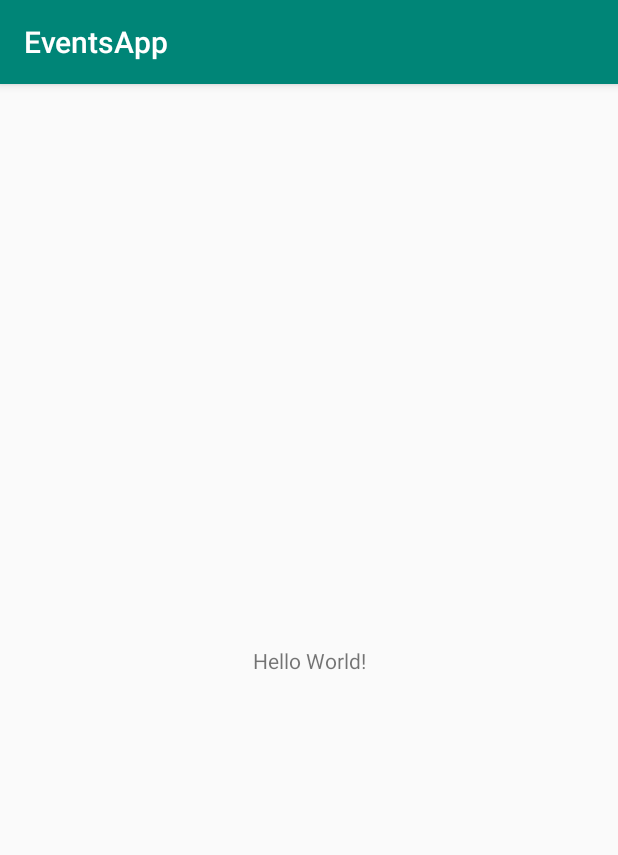
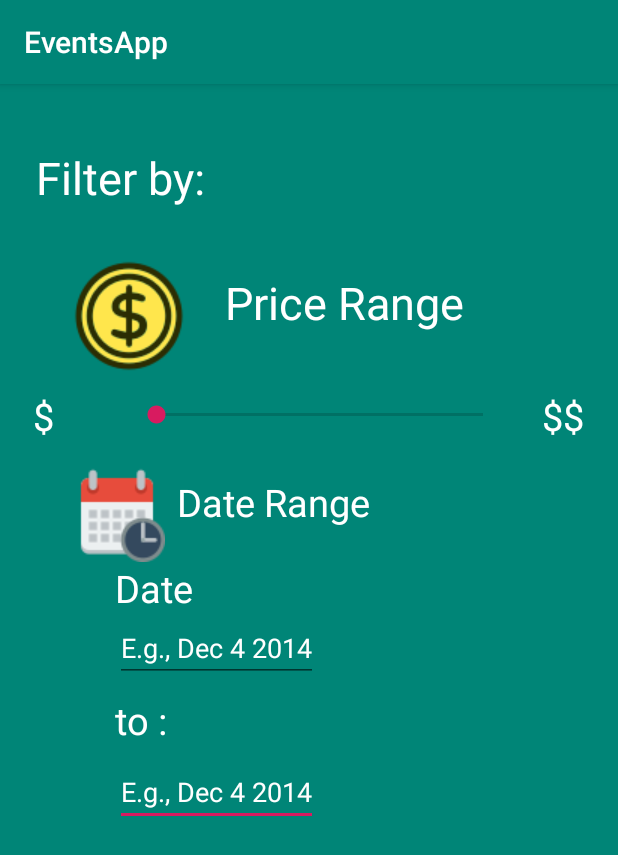
Before and after one commit to tatandru/eventsapp, an Android app: the screen it shows after launch (MainActivity), on a phone screen of 412 x 824 dp. Shown: the top 855 px of the screen. Run offline under Robolectric (Android 15) with nearby library versions, the phone set to English and light mode, and no system bars.

Commit message:
Add filter ,settings,event_details layouts

```diff
--- a/app/src/main/java/com/example/eventsapp/MainActivity.java
+++ b/app/src/main/java/com/example/eventsapp/MainActivity.java
@@ -8,6 +8,6 @@ public class MainActivity extends AppCompatActivity {
     @Override
     protected void onCreate(Bundle savedInstanceState) {
         super.onCreate(savedInstanceState);
-        setContentView(R.layout.activity_main);
+        setContentView(R.layout.filter_events);
     }
 }
--- /dev/null
+++ b/app/src/main/res/layout/filter_events.xml
@@ -0,0 +1,198 @@
+<?xml version="1.0" encoding="utf-8"?>
+<android.support.constraint.ConstraintLayout
+    xmlns:android="http://schemas.android.com/apk/res/android"
+    xmlns:app="http://schemas.android.com/apk/res-auto"
+    xmlns:tools="http://schemas.android.com/tools"
+    android:layout_width="match_parent"
+    android:layout_height="match_parent"
+    android:background="@color/colorPrimary">
+
+    <TextView
+        android:id="@+id/tv_filter"
+        android:layout_width="wrap_content"
+        android:layout_height="wrap_content"
+        android:layout_marginStart="24dp"
+        android:layout_marginTop="8dp"
+        android:text="@string/tv_title_filter"
+        android:textColor="@color/colorWhite"
+        android:textSize="@dimen/title_size"
+        app:layout_constraintStart_toStartOf="parent"
+        app:layout_constraintTop_toTopOf="@+id/guideline13" />
+
+    <ImageView
+        android:id="@+id/img_dollar"
+        android:layout_width="wrap_content"
+        android:layout_height="wrap_content"
+        android:layout_marginStart="8dp"
+        android:layout_marginTop="8dp"
+        android:contentDescription="@string/description_dollar_logo"
+        android:src="@drawable/ic_dollar"
+        app:layout_constraintStart_toStartOf="@+id/guideline16"
+        app:layout_constraintTop_toBottomOf="@+id/tv_filter" />
+
+    <TextView
+        android:id="@+id/tv_price_sort"
+        android:layout_width="wrap_content"
+        android:layout_height="wrap_content"
+        android:layout_marginBottom="8dp"
+        android:text="@string/tv_text_price_range"
+        android:textSize="@dimen/title_size"
+        app:layout_constraintBottom_toTopOf="@+id/guideline14"
+        app:layout_constraintStart_toEndOf="@+id/img_dollar"
+        android:textColor="@color/colorWhite"/>
+
+    <TextView
+        android:id="@+id/tv_price_min"
+        android:layout_width="wrap_content"
+        android:layout_height="wrap_content"
+        android:layout_marginStart="8dp"
+        android:layout_marginEnd="8dp"
+        android:layout_marginBottom="8dp"
+        android:text="@string/tv_price_min"
+        android:textColor="@color/colorWhite"
+        android:textSize="@dimen/text_size"
+        app:layout_constraintBottom_toTopOf="@+id/guideline18"
+        app:layout_constraintEnd_toStartOf="@+id/seekBar"
+        app:layout_constraintStart_toStartOf="@+id/guideline16" />
+
+    <TextView
+        android:id="@+id/tv_price_max"
+        android:layout_width="wrap_content"
+        android:layout_height="wrap_content"
+        android:layout_marginStart="8dp"
+        android:layout_marginEnd="8dp"
+        android:layout_marginBottom="8dp"
+        android:text="@string/tv_price_max"
+        android:textColor="@color/colorWhite"
+        android:textSize="@dimen/text_size"
+        app:layout_constraintBottom_toTopOf="@+id/guideline18"
+        app:layout_constraintEnd_toEndOf="parent"
+        app:layout_constraintStart_toEndOf="@+id/seekBar_price" />
+
+    <TextView
+        android:id="@+id/tv_data_range"
+        android:layout_width="wrap_content"
+        android:layout_height="wrap_content"
+        android:layout_marginStart="8dp"
+        android:layout_marginBottom="8dp"
+        android:text="@string/tv_text_date_range"
+        android:textColor="@color/colorWhite"
+        android:textSize="@dimen/text_size"
+        app:layout_constraintBottom_toTopOf="@+id/guideline19"
+        app:layout_constraintStart_toEndOf="@+id/img_calendar"
+        app:layout_constraintTop_toTopOf="@+id/guideline18" />
+
+    <ImageView
+        android:id="@+id/img_calendar"
+        android:layout_width="wrap_content"
+        android:layout_height="wrap_content"
+        android:layout_marginStart="32dp"
+        android:layout_marginTop="8dp"
+        android:src="@drawable/ic_calendar"
+        app:layout_constraintStart_toStartOf="@+id/guideline16"
+        app:layout_constraintTop_toTopOf="@+id/guideline18" />
+
+    <EditText
+        android:id="@+id/edt_start_date"
+        android:layout_width="wrap_content"
+        android:layout_height="wrap_content"
+        android:layout_marginStart="8dp"
+        android:layout_marginTop="8dp"
+        android:hint="@string/hint_date"
+        android:textColorHint="@color/colorWhite"
+        app:layout_constraintStart_toStartOf="@+id/guideline20"
+        app:layout_constraintTop_toBottomOf="@+id/textView2" />
+
+    <TextView
+        android:id="@+id/textView2"
+        android:layout_width="wrap_content"
+        android:layout_height="wrap_content"
+        android:layout_marginStart="8dp"
+        android:layout_marginTop="8dp"
+        android:text="@string/tv_to"
+        android:textColor="@color/colorWhite"
+        android:textSize="@dimen/text_size"
+        app:layout_constraintStart_toStartOf="@+id/guideline20"
+        app:layout_constraintTop_toBottomOf="@+id/edt_stop_date" />
+    <EditText
+        android:id="@+id/edt_stop_date"
+        android:layout_width="wrap_content"
+        android:layout_height="wrap_content"
+        android:layout_marginStart="8dp"
+        android:hint="@string/hint_date"
+        android:textColorHint="@color/colorWhite"
+        app:layout_constraintStart_toStartOf="@+id/guideline20"
+        app:layout_constraintTop_toBottomOf="@+id/tv_date" />
+
+    <TextView
+        android:id="@+id/tv_date"
+        android:layout_width="wrap_content"
+        android:layout_height="wrap_content"
+        android:layout_marginStart="8dp"
+        android:text="@string/tv_date"
+        android:textColor="@color/colorWhite"
+        android:textSize="@dimen/text_size"
+        app:layout_constraintStart_toStartOf="@+id/guideline20"
+        app:layout_constraintTop_toTopOf="@+id/guideline19" />
+    <SeekBar
+        android:id="@+id/seekBar_price"
+        android:layout_width="250dp"
+        android:layout_height="wrap_content"
+        android:layout_marginStart="8dp"
+        android:layout_marginEnd="8dp"
+        android:layout_marginBottom="8dp"
+        app:layout_constraintBottom_toTopOf="@+id/guideline18"
+        app:layout_constraintEnd_toEndOf="parent"
+        app:layout_constraintStart_toStartOf="@+id/guideline16"
+        app:layout_constraintTop_toTopOf="@+id/guideline15" />
+
+    <android.support.constraint.Guideline
+        android:id="@+id/guideline13"
+        android:layout_width="wrap_content"
+        android:layout_height="wrap_content"
+        android:orientation="horizontal"
+        app:layout_constraintGuide_begin="34dp" />
+
+    <android.support.constraint.Guideline
+        android:id="@+id/guideline14"
+        android:layout_width="wrap_content"
+        android:layout_height="wrap_content"
+        android:orientation="horizontal"
+        app:layout_constraintGuide_begin="174dp" />
+
+    <android.support.constraint.Guideline
+        android:id="@+id/guideline15"
+        android:layout_width="wrap_content"
+        android:layout_height="wrap_content"
+        android:orientation="horizontal"
+        app:layout_constraintGuide_begin="202dp" />
+
+    <android.support.constraint.Guideline
+        android:id="@+id/guideline16"
+        android:layout_width="wrap_content"
+        android:layout_height="wrap_content"
+        android:orientation="vertical"
+        app:layout_constraintGuide_begin="14dp" />
+
+    <android.support.constraint.Guideline
+        android:id="@+id/guideline18"
+        android:layout_width="wrap_content"
+        android:layout_height="wrap_content"
+        android:orientation="horizontal"
+        app:layout_constraintGuide_begin="247dp" />
+
+    <android.support.constraint.Guideline
+        android:id="@+id/guideline19"
+        android:layout_width="wrap_content"
+        android:layout_height="wrap_content"
+        android:orientation="horizontal"
+        app:layout_constraintGuide_begin="319dp" />
+
+    <android.support.constraint.Guideline
+        android:id="@+id/guideline20"
+        android:layout_width="wrap_content"
+        android:layout_height="wrap_content"
+        android:orientation="vertical"
+        app:layout_constraintGuide_begin="69dp" />
+
+</android.support.constraint.ConstraintLayout>
--- a/app/src/main/res/values/colors.xml
+++ b/app/src/main/res/values/colors.xml
@@ -3,4 +3,5 @@
     <color name="colorPrimary">#008577</color>
     <color name="colorPrimaryDark">#00574B</color>
     <color name="colorAccent">#D81B60</color>
+    <color name="colorWhite">#fff</color>
 </resources>
--- /dev/null
+++ b/app/src/main/res/values/dimensions.xml
@@ -0,0 +1,5 @@
+<?xml version="1.0" encoding="utf-8"?>
+<resources>
+    <dimen name="title_size">30sp</dimen>
+    <dimen name="text_size">25sp</dimen>
+</resources>
--- a/app/src/main/res/values/strings.xml
+++ b/app/src/main/res/values/strings.xml
@@ -1,3 +1,25 @@
 <resources>
     <string name="app_name">EventsApp</string>
+    <string name="btn_interest_text">Interest</string>
+    <string name="btn_interest_text_2">Interest</string>
+    <string name="btn_go_text">Going</string>
+    <string name="btn_go_text_2">Not going</string>
+    <string name="tv_start_data">Start Data</string>
+    <string name="tv_stop_data">Stop Data</string>
+    <string name="tv_title_settings">Settings</string>
+    <string name="tv_text_reminder">Events Reminder</string>
+    <string name="tv_text_suggestion">Weekly suggestions</string>
+    <string name="tv_title_filter">Filter by:</string>
+    <string name="tv_text_price_range">Price Range</string>
+    <string name="tv_text_date_range">Date Range</string>
+    <string name="tv_price_max">\u0024\u0024 </string>
+    <string name="tv_price_min">\u0024</string>
+    <string name="tv_date">Date</string>
+    <string name="tv_to">to :</string>
+    <string name="hint_date">E.g., Dec 4 2014</string>
+    <string name="description_x_logo">Exit settings</string>
+    <string name="description_dollar_logo">Dollar icon</string>
+
+
+    <string name="lorem">Lorem ipsum dolor sit amet, consectetur adipiscing elit, sed do eiusmod tempor incididunt ut labore et dolore magna aliqua. Ut enim ad minim veniam, quis nostrud exercitation ullamco laboris nisi ut aliquip ex ea commodo consequat. Duis aute irure dolor in reprehenderit in voluptate velit esse cillum dolore eu fugiat nulla pariatur. Excepteur sint occaecat cupidatat non proident, sunt in culpa qui officia deserunt mollit anim id est laborum.</string>
 </resources>
```
Also changed, not shown: app/src/main/res/layout/event_details.xml (added, +147 -0 lines), app/src/main/res/layout/settings.xml (added, +126 -0 lines), app/src/main/res/drawable/ic_calendar.png (added), app/src/main/res/drawable/ic_dollar.png (added), app/src/main/res/drawable/ic_euro2020.png (added), app/src/main/res/drawable/ic_x.png (added).
